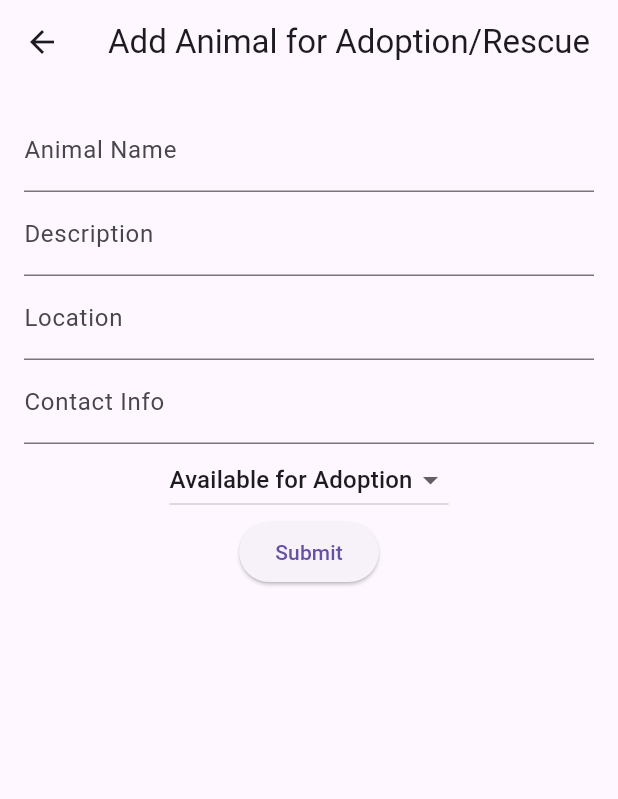
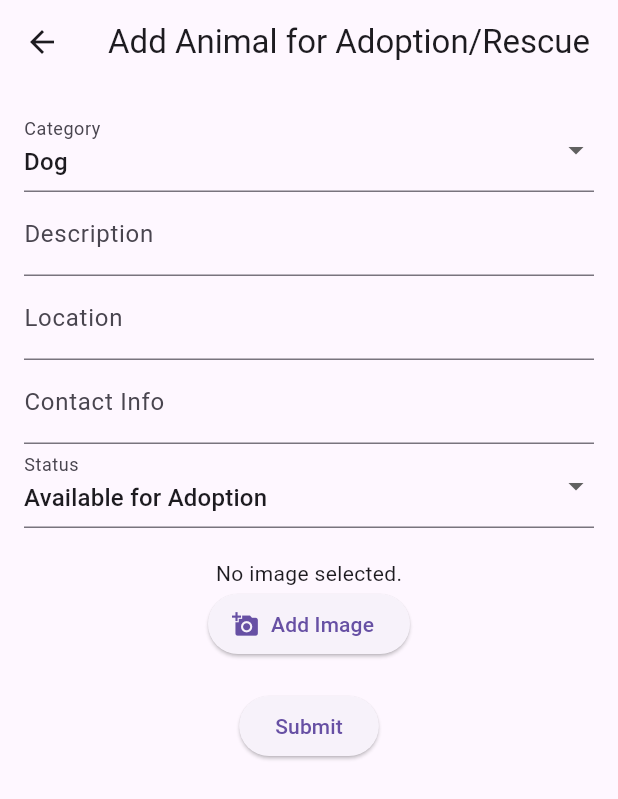
Before and after one commit to LackyKannauje/minor-app, a Flutter app: the AddAnimalForm screen opened directly, after a tap on "Submit", on a phone screen of 412 x 824 dp. Shown: the top 799 px of the screen. Run offline on Flutter 3.47's test engine with Material 3 defaults, Android fonts, the light colour scheme and no system bars; our stand-ins replace cached_network_image, camera, flashy_tab_bar2, image_picker, jwt_decoder, shared_preferences; missing offline and left inert: flutter_phone_direct_caller; accounts and stored records are empty.

Commit message:
category and image

```diff
--- a/lib/models/animal.dart
+++ b/lib/models/animal.dart
@@ -1,13 +1,12 @@
 class Animal {
-  final String name;
+  final String category;
   final String description;
 
-  Animal({required this.name, required this.description});
-
+  Animal({required this.category, required this.description});
 
   factory Animal.fromJson(Map<String, dynamic> json) {
     return Animal(
-      name: json['name'],
+      category: json['category'],
       description: json['description'],
     );
   }
--- a/lib/pages/animal_card.dart
+++ b/lib/pages/animal_card.dart
@@ -31,7 +31,7 @@ class AnimalListPage extends StatelessWidget {
                   child: ListTile(
                     contentPadding: EdgeInsets.all(15),
                     title: Text(
-                      animals[index].name,
+                      animals[index].category, // Updated to display category
                       style:
                           TextStyle(fontSize: 20, fontWeight: FontWeight.bold),
                     ),
--- a/lib/pages/screens/add_animal_form.dart
+++ b/lib/pages/screens/add_animal_form.dart
@@ -1,6 +1,6 @@
 import 'package:flutter/material.dart';
-import 'package:http/http.dart' as http;
-import 'dart:convert';
+import 'package:image_picker/image_picker.dart';
+import 'dart:io';
 
 class AddAnimalForm extends StatefulWidget {
   @override
@@ -8,41 +8,26 @@ class AddAnimalForm extends StatefulWidget {
 }
 
 class _AddAnimalFormState extends State<AddAnimalForm> {
-  final TextEditingController nameController = TextEditingController();
   final TextEditingController descriptionController = TextEditingController();
   final TextEditingController locationController = TextEditingController();
   final TextEditingController contactController = TextEditingController();
 
+  String category = 'Dog';
   String status = 'available for adoption';
+  File? _image;
 
-  Future<void> submitAnimalDetails() async {
-    final name = nameController.text;
-    final description = descriptionController.text;
-    final location = locationController.text;
-    final contact = contactController.text;
+  Future<void> _pickImage(ImageSource source) async {
+    final picker = ImagePicker();
+    final pickedImage = await picker.pickImage(source: source);
 
-    final url = Uri.parse('http://localhost:8000/api/animal/add');
-    final response = await http.post(
-      url,
-      headers: {'Content-Type': 'application/json'},
-      body: json.encode({
-        'name': name,
-        'description': description,
-        'status': status,
-        'location': location,
-        'contact': contact,
-      }),
-    );
-
-    if (response.statusCode == 201) {
-      ScaffoldMessenger.of(context)
-          .showSnackBar(SnackBar(content: Text('Animal added successfully')));
-      Navigator.of(context).pop();
-    } else {
-      ScaffoldMessenger.of(context)
-          .showSnackBar(SnackBar(content: Text('Failed to add animal')));
+    if (pickedImage != null) {
+      setState(() {
+        _image = File(pickedImage.path);
+      });
     }
   }
+
+  Future<void> submitAnimalDetails() async {}
 
   @override
   Widget build(BuildContext context) {
@@ -52,10 +37,24 @@ class _AddAnimalFormState extends State<AddAnimalForm> {
         padding: const EdgeInsets.all(16.0),
         child: Column(
           children: [
-            TextField(
-              controller: nameController,
-              decoration: InputDecoration(labelText: 'Animal Name'),
+            // Dropdown for Category
+            DropdownButtonFormField<String>(
+              value: category,
+              onChanged: (newCategory) {
+                setState(() {
+                  category = newCategory!;
+                });
+              },
+              items: [
+                DropdownMenuItem(value: 'Dog', child: Text('Dog')),
+                DropdownMenuItem(value: 'Cat', child: Text('Cat')),
+                DropdownMenuItem(value: 'Bird', child: Text('Bird')),
+                DropdownMenuItem(value: 'Other', child: Text('Other')),
+              ],
+              decoration: InputDecoration(labelText: 'Category'),
+              isExpanded: true,
             ),
+
             TextField(
               controller: descriptionController,
               decoration: InputDecoration(labelText: 'Description'),
@@ -68,7 +67,9 @@ class _AddAnimalFormState extends State<AddAnimalForm> {
               controller: contactController,
               decoration: InputDecoration(labelText: 'Contact Info'),
             ),
-            DropdownButton<String>(
+
+            // Dropdown for Status
+            DropdownButtonFormField<String>(
               value: status,
               onChanged: (newStatus) {
                 setState(() {
@@ -83,7 +84,48 @@ class _AddAnimalFormState extends State<AddAnimalForm> {
                 DropdownMenuItem(
                     value: 'needs rescue', child: Text('Needs Rescue')),
               ],
+              decoration: InputDecoration(labelText: 'Status'),
+              isExpanded: true,
             ),
+
+            // Image Upload Button
+            SizedBox(height: 20),
+            _image == null
+                ? Text("No image selected.")
+                : Image.file(_image!, height: 100, width: 100),
+            ElevatedButton.icon(
+              icon: Icon(Icons.add_a_photo),
+              label: Text("Add Image"),
+              onPressed: () {
+                showModalBottomSheet(
+                  context: context,
+                  builder: (BuildContext context) {
+                    return Wrap(
+                      children: <Widget>[
+                        ListTile(
+                          leading: Icon(Icons.photo_library),
+                          title: Text('Upload from Gallery'),
+                          onTap: () {
+                            _pickImage(ImageSource.gallery);
+                            Navigator.of(context).pop();
+                          },
+                        ),
+                        ListTile(
+                          leading: Icon(Icons.camera_alt),
+                          title: Text('Open Camera'),
+                          onTap: () {
+                            _pickImage(ImageSource.camera);
+                            Navigator.of(context).pop();
+                          },
+                        ),
+                      ],
+                    );
+                  },
+                );
+              },
+            ),
+
+            SizedBox(height: 20),
             ElevatedButton(
               onPressed: submitAnimalDetails,
               child: Text('Submit'),
```
